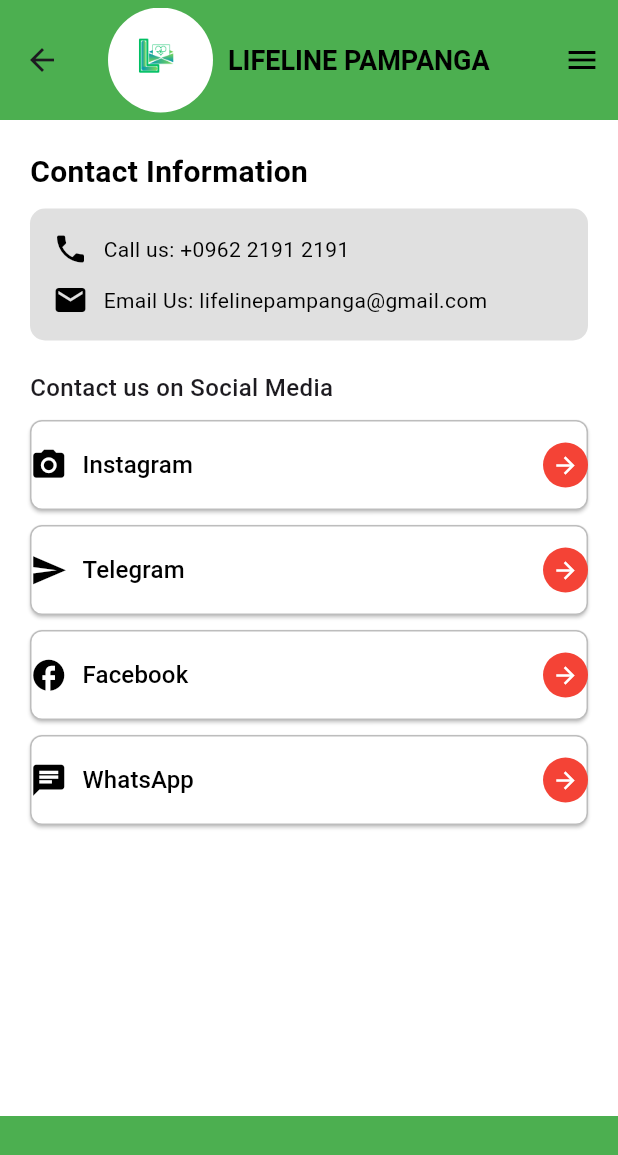
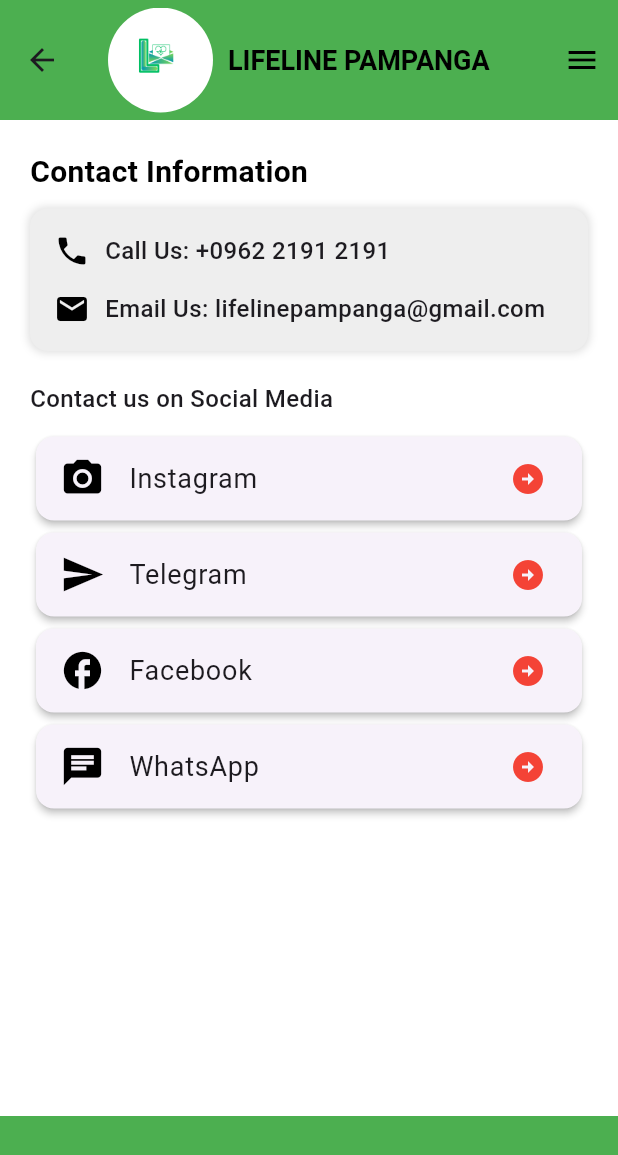
Before and after one commit to JanssenGundran/lifelineflutter, a Flutter app: the ContactScreen screen opened directly, on a phone screen of 412 x 824 dp. Shown: the top 1155 px of the screen. Run offline on Flutter 3.47's test engine with Material 3 defaults, Android fonts, the phone set to English and light mode, and no system bars.

Commit message:
updated files

```diff
--- a/lib/contact.dart
+++ b/lib/contact.dart
@@ -1,4 +1,5 @@
 import 'package:flutter/material.dart';
+import 'package:url_launcher/url_launcher.dart';
 import 'jobboard.dart';
 import 'home.dart';
 
@@ -73,48 +74,25 @@ class _ContactScreenState extends State<ContactScreen> {
                   color: Colors.black),
             ),
             SizedBox(height: 10),
-            Container(
-              padding: EdgeInsets.all(15),
-              decoration: BoxDecoration(
-                color: Colors.grey[300],
-                borderRadius: BorderRadius.circular(10),
-              ),
-              child: Column(
-                children: [
-                  Row(
-                    children: [
-                      Icon(Icons.phone, color: Colors.black),
-                      SizedBox(width: 10),
-                      Text(
-                        'Call us: +0962 2191 2191',
-                        style: TextStyle(fontSize: 14, color: Colors.black),
-                      ),
-                    ],
-                  ),
-                  SizedBox(height: 10),
-                  Row(
-                    children: [
-                      Icon(Icons.email, color: Colors.black),
-                      SizedBox(width: 10),
-                      Text(
-                        'Email Us: lifelinepampanga@gmail.com',
-                        style: TextStyle(fontSize: 14, color: Colors.black),
-                      ),
-                    ],
-                  ),
-                ],
-              ),
-            ),
+            ContactCard(),
             SizedBox(height: 20),
             Text(
               'Contact us on Social Media',
               style: TextStyle(fontSize: 16, fontWeight: FontWeight.w500),
             ),
             SizedBox(height: 10),
-            _buildSocialMediaButton('Instagram', Icons.camera_alt),
-            _buildSocialMediaButton('Telegram', Icons.send),
-            _buildSocialMediaButton('Facebook', Icons.facebook),
-            _buildSocialMediaButton('WhatsApp', Icons.chat),
+            SocialMediaTile(
+                icon: Icons.camera_alt,
+                name: 'Instagram',
+                url: 'https://www.instagram.com/'),
+            SocialMediaTile(
+                icon: Icons.send, name: 'Telegram', url: 'https://telegram.org/'),
+            SocialMediaTile(
+                icon: Icons.facebook,
+                name: 'Facebook',
+                url: 'https://www.facebook.com/'),
+            SocialMediaTile(
+                icon: Icons.chat, name: 'WhatsApp', url: 'https://www.whatsapp.com/'),
           ],
         ),
       ),
@@ -124,41 +102,85 @@ class _ContactScreenState extends State<ContactScreen> {
       ),
     );
   }
+}
 
-  Widget _buildSocialMediaButton(String text, IconData icon) {
-    return Padding(
-      padding: EdgeInsets.only(bottom: 10),
-      child: ElevatedButton(
-        onPressed: () {},
-        style: ElevatedButton.styleFrom(
-          backgroundColor: Colors.white,
-          padding: EdgeInsets.symmetric(vertical: 15),
-          shape: RoundedRectangleBorder(
-            borderRadius: BorderRadius.circular(8),
-            side: BorderSide(color: Colors.black26),
+class ContactCard extends StatelessWidget {
+  @override
+  Widget build(BuildContext context) {
+    return Container(
+      padding: EdgeInsets.all(16),
+      decoration: BoxDecoration(
+        color: Colors.grey[200],
+        borderRadius: BorderRadius.circular(12),
+        boxShadow: [
+          BoxShadow(
+            color: Colors.black12,
+            blurRadius: 4,
+            spreadRadius: 1,
           ),
-        ),
-        child: Row(
-          mainAxisAlignment: MainAxisAlignment.spaceBetween,
-          children: [
-            Row(
-              children: [
-                Icon(icon, size: 25, color: Colors.black),
-                SizedBox(width: 10),
-                Text(
-                  text,
-                  style: TextStyle(color: Colors.black, fontSize: 16),
-                ),
-              ],
-            ),
-            CircleAvatar(
-              backgroundColor: Colors.red,
-              radius: 15,
-              child: Icon(Icons.arrow_forward, color: Colors.white, size: 18),
-            ),
-          ],
-        ),
+        ],
+      ),
+      child: Column(
+        crossAxisAlignment: CrossAxisAlignment.start,
+        children: [
+          ContactRow(icon: Icons.phone, text: 'Call Us: +0962 2191 2191'),
+          SizedBox(height: 15),
+          ContactRow(
+              icon: Icons.email,
+              text: 'Email Us: lifelinepampanga@gmail.com'),
+        ],
       ),
     );
   }
 }
+
+class ContactRow extends StatelessWidget {
+  final IconData icon;
+  final String text;
+
+  ContactRow({required this.icon, required this.text});
+
+  @override
+  Widget build(BuildContext context) {
+    return Row(
+      children: [
+        Icon(icon, color: Colors.black),
+        SizedBox(width: 10),
+        Text(
+          text,
+          style: TextStyle(fontSize: 16, fontWeight: FontWeight.w500),
+        ),
+      ],
+    );
+  }
+}
+
+class SocialMediaTile extends StatelessWidget {
+  final IconData icon;
+  final String name;
+  final String url;
+
+  SocialMediaTile({required this.icon, required this.name, required this.url});
+
+  void _launchURL() async {
+    final Uri uri = Uri.parse(url);
+    if (await canLaunchUrl(uri)) {
+      await launchUrl(uri);
+    } else {
+      throw 'Could not launch $url';
+    }
+  }
+
+  @override
+  Widget build(BuildContext context) {
+    return Card(
+      elevation: 2,
+      child: ListTile(
+        leading: Icon(icon, size: 30, color: Colors.black),
+        title: Text(name, style: TextStyle(fontSize: 18)),
+        trailing: Icon(Icons.arrow_circle_right_sharp, color: Colors.red),
+        onTap: _launchURL,
+      ),
+    );
+  }
+}
--- a/pubspec.yaml
+++ b/pubspec.yaml
@@ -34,6 +34,7 @@ dependencies:
   # The following adds the Cupertino Icons font to your application.
   # Use with the CupertinoIcons class for iOS style icons.
   cupertino_icons: ^1.0.8
+  url_launcher: ^6.3.1
 
 dev_dependencies:
   flutter_test:
```
Also changed, not shown: pubspec.lock, 5 other files.
